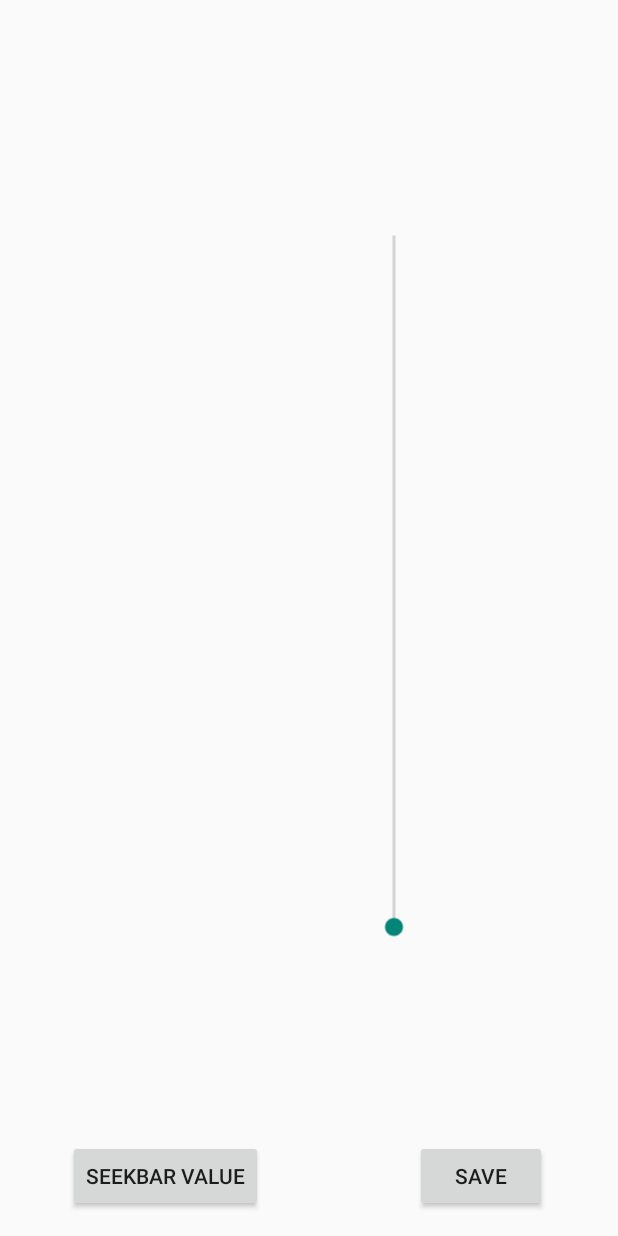
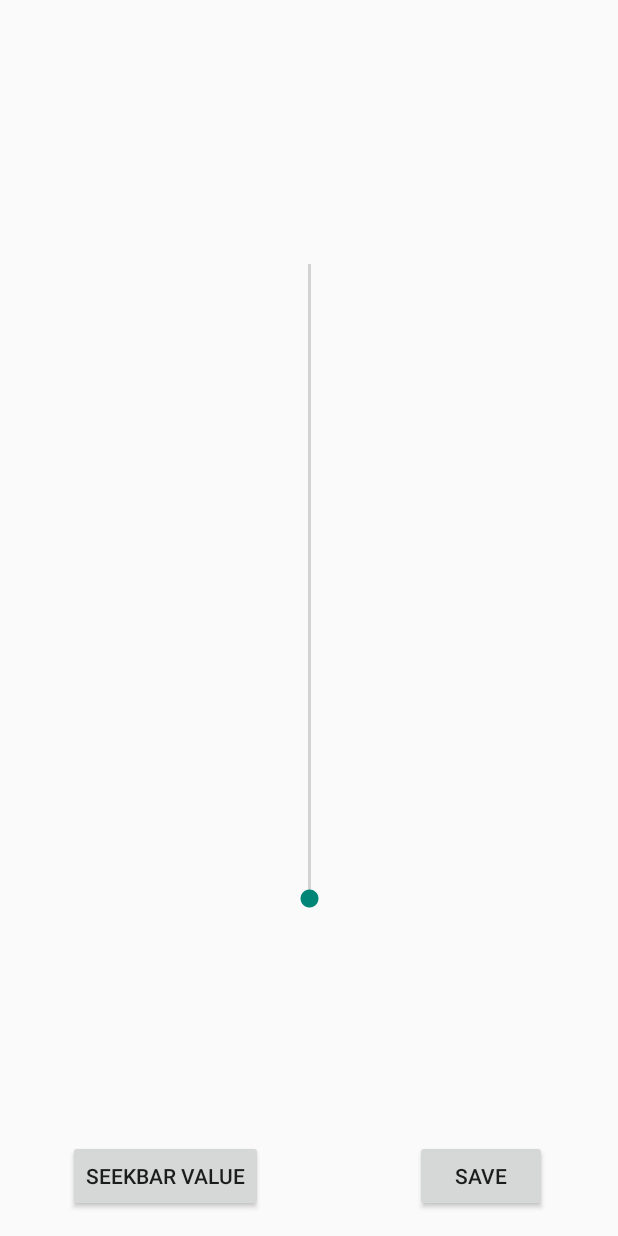
Before and after one commit to neblob/HctmmmmApplication, an Android app: the layout activity_show.xml on its own in the app's theme, with its tools: preview values and no code run, on a phone screen of 412 x 824 dp. Run offline under Robolectric (Android 15) with nearby library versions, the phone set to English and light mode, and no system bars.

Commit message:
fail commit

```diff
--- a/app/src/main/java/com/example/toshiba/hctmmmmapplication/ShowActivity.java
+++ b/app/src/main/java/com/example/toshiba/hctmmmmapplication/ShowActivity.java
@@ -19,7 +19,7 @@ import java.io.IOException;
 public class ShowActivity extends AppCompatActivity {
 
     String capturedImageUri;
-    SeekBar sbScale;
+
 
     @Override
     protected void onCreate(Bundle savedInstanceState) {
@@ -39,9 +39,6 @@ public class ShowActivity extends AppCompatActivity {
             e.printStackTrace();
         }
 
-        sbScale = (SeekBar) findViewById(R.id.sbScale);
-        FrameLayout.MarginLayoutParams lp = new FrameLayout.MarginLayoutParams(image.getWidth(), FrameLayout.LayoutParams.WRAP_CONTENT);
-        sbScale.setLayoutParams(lp);
     }
 
     private void getIntentFromOtherActivity() {
--- a/app/src/main/res/layout/activity_camera.xml
+++ b/app/src/main/res/layout/activity_camera.xml
@@ -18,7 +18,6 @@
             android:id="@+id/imageView"
             android:layout_width="wrap_content"
             android:layout_height="wrap_content"
-            android:src="@drawable/line2"
             android:layout_alignParentBottom="true"
             android:layout_alignParentRight="true"
             android:layout_alignParentEnd="true"
--- a/app/src/main/res/layout/activity_show.xml
+++ b/app/src/main/res/layout/activity_show.xml
@@ -31,7 +31,8 @@
         android:layout_alignParentTop="true"
         android:layout_alignParentStart="true"
         android:layout_above="@+id/button"
-        android:layout_alignParentEnd="true">
+        android:layout_alignParentEnd="true"
+        android:id="@+id/frameLayout">
 
         <ImageView
             android:layout_width="match_parent"
@@ -43,10 +44,14 @@
             android:layout_above="@+id/button" />
 
         <SeekBar
-            android:layout_width="493dp"
+            android:layout_width="455dp"
             android:layout_height="wrap_content"
             android:id="@+id/sbScale"
-            android:layout_gravity="center_vertical"
-            android:rotation="270"/>
+            android:rotation="270"
+            android:layout_alignParentEnd="true"
+            android:layout_above="@+id/button"
+            android:layout_gravity="center" />
+
     </FrameLayout>
+
 </RelativeLayout>
```
